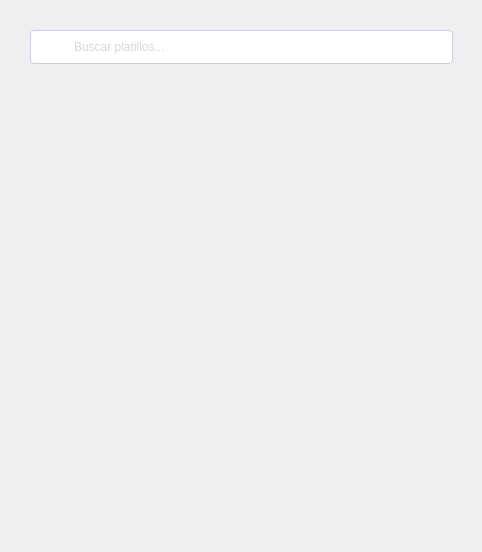
This is appetizer-core/components-mesero/menuplatillos.ui in AngelGenis/Appetizer as Qt 5 draws it before an edit. The edited form follows.
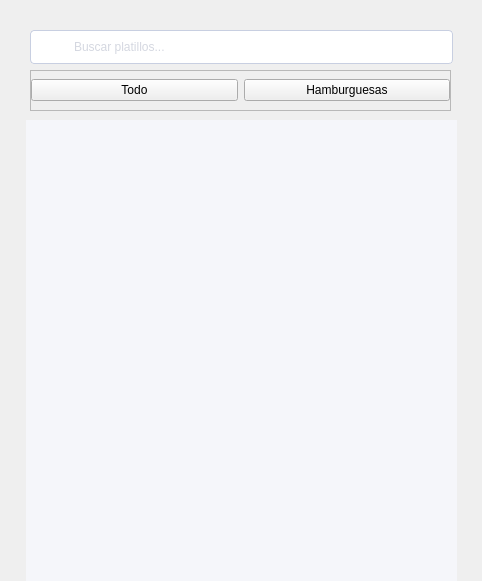
This is the edited form. Icons and pictures are not drawn.

Commit message: menu de platillos

The edit to the form file:
```diff
--- a/appetizer-core/components-mesero/menuplatillos.ui
+++ b/appetizer-core/components-mesero/menuplatillos.ui
@@ -7,13 +7,13 @@
     <x>0</x>
     <y>0</y>
     <width>482</width>
-    <height>552</height>
+    <height>581</height>
    </rect>
   </property>
   <property name="maximumSize">
    <size>
     <width>482</width>
-    <height>552</height>
+    <height>581</height>
    </size>
   </property>
   <property name="windowTitle">
@@ -60,6 +60,112 @@
     <pixmap resource="../Resources.qrc">:/Img/lupa.png</pixmap>
    </property>
   </widget>
+  <widget class="QScrollArea" name="scroll_platillos">
+   <property name="geometry">
+    <rect>
+     <x>26</x>
+     <y>120</y>
+     <width>431</width>
+     <height>461</height>
+    </rect>
+   </property>
+   <property name="styleSheet">
+    <string notr="true">#scroll_platillos{
+background: #F5F6FA;
+border: none
+}</string>
+   </property>
+   <property name="widgetResizable">
+    <bool>true</bool>
+   </property>
+   <widget class="QWidget" name="content_platillos">
+    <property name="geometry">
+     <rect>
+      <x>0</x>
+      <y>0</y>
+      <width>431</width>
+      <height>461</height>
+     </rect>
+    </property>
+    <property name="styleSheet">
+     <string notr="true">#content_platillos{
+background: #F5F6FA;
+}</string>
+    </property>
+    <layout class="QGridLayout" name="gridLayout_2">
+     <property name="leftMargin">
+      <number>0</number>
+     </property>
+     <property name="topMargin">
+      <number>0</number>
+     </property>
+     <property name="rightMargin">
+      <number>0</number>
+     </property>
+     <property name="bottomMargin">
+      <number>0</number>
+     </property>
+     <item row="0" column="0">
+      <layout class="QGridLayout" name="grid_platillos"/>
+     </item>
+    </layout>
+   </widget>
+  </widget>
+  <widget class="QScrollArea" name="scrollArea">
+   <property name="geometry">
+    <rect>
+     <x>30</x>
+     <y>70</y>
+     <width>421</width>
+     <height>41</height>
+    </rect>
+   </property>
+   <property name="widgetResizable">
+    <bool>true</bool>
+   </property>
+   <widget class="QWidget" name="scrollAreaWidgetContents">
+    <property name="geometry">
+     <rect>
+      <x>0</x>
+      <y>0</y>
+      <width>419</width>
+      <height>39</height>
+     </rect>
+    </property>
+    <layout class="QGridLayout" name="gridLayout">
+     <property name="leftMargin">
+      <number>0</number>
+     </property>
+     <property name="topMargin">
+      <number>0</number>
+     </property>
+     <property name="rightMargin">
+      <number>0</number>
+     </property>
+     <property name="bottomMargin">
+      <number>0</number>
+     </property>
+     <item row="0" column="0">
+      <layout class="QHBoxLayout" name="horizontalLayout">
+       <item>
+        <widget class="QPushButton" name="pushButton">
+         <property name="text">
+          <string>Todo</string>
+         </property>
+        </widget>
+       </item>
+       <item>
+        <widget class="QPushButton" name="pushButton_2">
+         <property name="text">
+          <string>Hamburguesas</string>
+         </property>
+        </widget>
+       </item>
+      </layout>
+     </item>
+    </layout>
+   </widget>
+  </widget>
  </widget>
  <resources>
   <include location="../Resources.qrc"/>
```
The commit also changes 68 other files.
